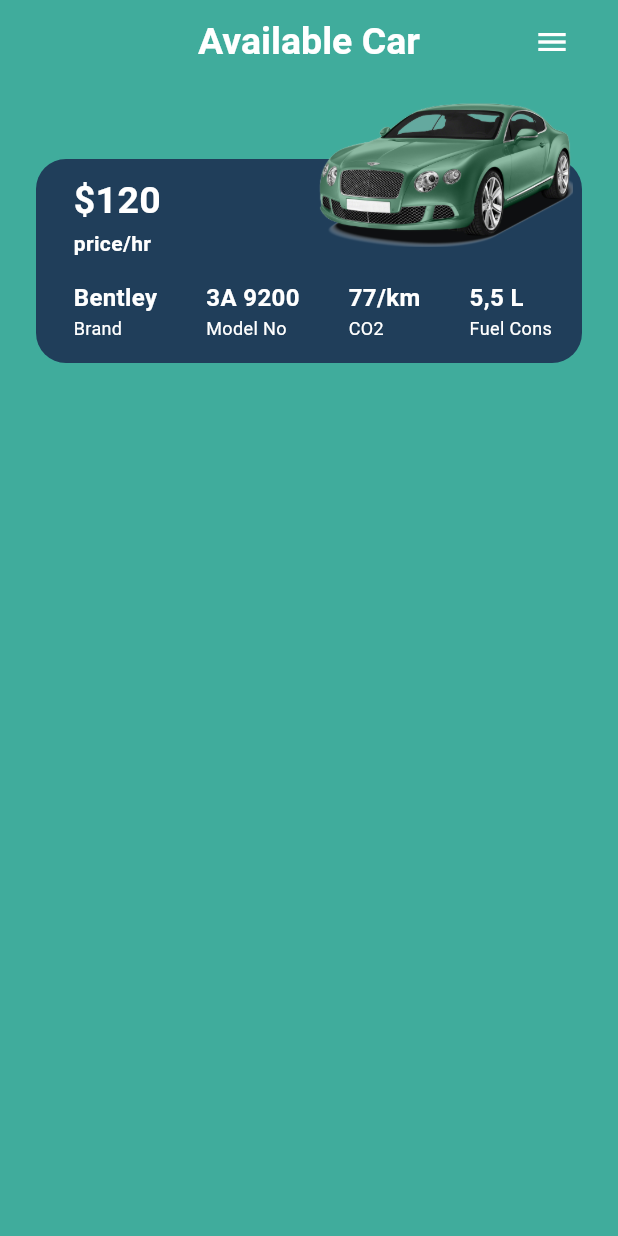
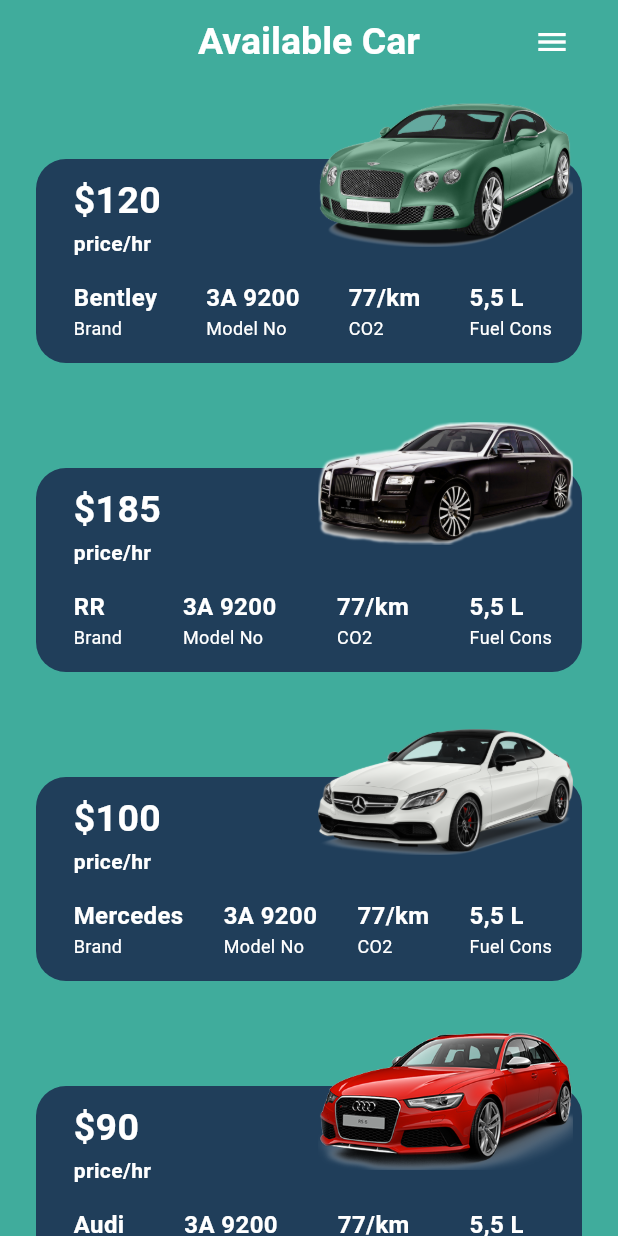
Before and after one commit to Yasitha-Bhanuka/car_app_UI, a Flutter app: the screen it shows after launch, on a phone screen of 412 x 824 dp. Run offline on Flutter 3.47's test engine with Material 3 defaults, Android fonts, the phone set to English and light mode, and no system bars.

Commit message:
Fix asset path for Rolls Royce image and update car list item count in CarHomeScreen

```diff
--- a/lib/model/car.dart
+++ b/lib/model/car.dart
@@ -18,7 +18,7 @@ class Car {
 
 List<Car> carList = [
   Car('assets/images/bentley.png', 120, 'Bentley', '3A 9200', '77/km', '5,5 L'),
-  Car('assets/images/rolls_roys.png', 185, 'RR', '3A 9200', '77/km', '5,5 L'),
+  Car('assets/images/rolls_royce.png', 185, 'RR', '3A 9200', '77/km', '5,5 L'),
   Car('assets/images/mercedes.png', 100, 'Mercedes', '3A 9200', '77/km',
       '5,5 L'),
   Car('assets/images/audi.png', 90, 'Audi', '3A 9200', '77/km', '5,5 L'),
--- a/lib/screens/Home/car_home_screen.dart
+++ b/lib/screens/Home/car_home_screen.dart
@@ -31,7 +31,7 @@ class CarHomeScreen extends StatelessWidget {
       ),
       body: ListView.builder(
         shrinkWrap: true,
-        itemCount: 1,
+        itemCount: carList.length,
         itemBuilder: (context, index) {
           final car = carList[index];
           return GestureDetector(
```
Also changed, not shown: assets/images/audi.png (added), assets/images/bmw.png (added), assets/images/mercedes.png (added), assets/images/rolls_royce.png (added).
